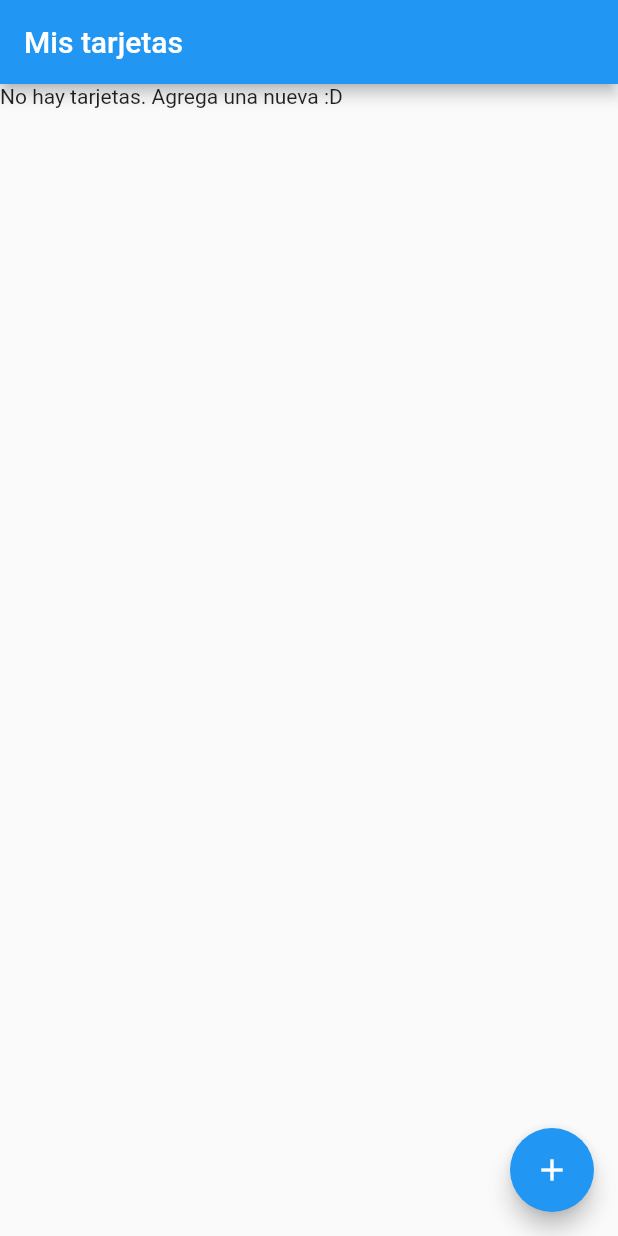
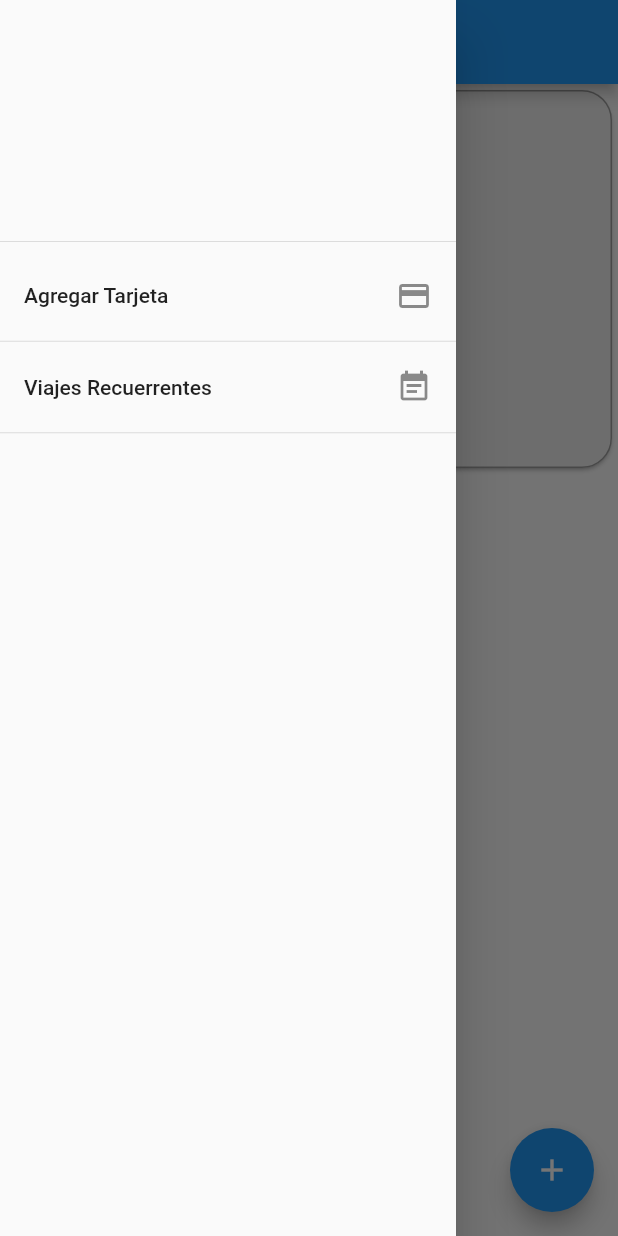
Before and after one commit to ricardo-arana/saldocontrol, a Flutter app: the screen it shows after launch, with the side drawer open (before the commit the screen has no drawer), on a phone screen of 412 x 824 dp. Run offline on Flutter 3.47's test engine with Material 2 defaults, Android fonts, the phone set to English and light mode, and no system bars; our stand-ins replace carousel_slider, datetime_picker_formfield, sqflite; missing offline and left inert: android_alarm_manager; accounts and stored records are empty.

Commit message:
se crea pantalla para agregar debitos automaticos

```diff
--- a/lib/myWidgets/PassCards.dart
+++ b/lib/myWidgets/PassCards.dart
@@ -55,7 +55,32 @@ class _PassCardsState extends State<PassCards> {
 
       return carouselSlider;
     } else {
-      return Text("No hay tarjetas. Agrega una nueva :D");
+      return SizedBox(
+        height: 200,
+        width: MediaQuery.of(context).size.width,
+        child: Card(
+          shape: RoundedRectangleBorder(
+            borderRadius: BorderRadius.circular(20.0),
+            side: BorderSide(width: 1, color: Colors.grey),
+          ),
+          color: Colors.grey[200],
+          child: Center(
+            child: Container(
+              child: Column(
+                mainAxisAlignment: MainAxisAlignment.center,
+                crossAxisAlignment: CrossAxisAlignment.center,
+                children: <Widget>[
+                  Icon(
+                    Icons.add_circle_outline,
+                    size: 50,
+                  ),
+                  Text("Agrega una nueva tarjeta")
+                ],
+              ),
+            ),
+          ),
+        ),
+      );
     }
   }
 
--- a/lib/screams/home.dart
+++ b/lib/screams/home.dart
@@ -3,6 +3,7 @@ import 'package:saldocontrol/model/PassCardModel.dart';
 import 'package:saldocontrol/myWidgets/Loading.dart';
 import 'package:saldocontrol/myWidgets/PassCards.dart';
 import 'package:saldocontrol/repository/repository_service_tarjetadb.dart';
+import 'package:saldocontrol/screams/AddRecordatorio.dart';
 import 'package:saldocontrol/screams/AddTarjeta.dart';
 
 class Home extends StatefulWidget {
@@ -42,6 +43,30 @@ class _HomeState extends State<Home> {
   Widget build(BuildContext context) {
     return Scaffold(
       appBar: AppBar(title: Text("Mis tarjetas"),),
+      drawer: Drawer(
+        child: ListView(
+          children: <Widget>[
+            DrawerHeader(child: Material(),),
+            ListTile(
+              title: Text("Agregar Tarjeta"),
+              trailing: Icon(Icons.credit_card),
+              onTap: ()=> _showDialog(context),
+            ),
+            Divider(height: 5.0,),
+            ListTile(
+              title: Text("Viajes Recuerrentes"),
+              trailing: Icon(Icons.event_note),
+              onTap: (){
+                Navigator.push(
+                  context,
+                  MaterialPageRoute(builder: (context) => AddRecordatorio()),
+                );
+              },
+            ),
+            Divider(height: 5.0,),
+          ],
+        ),
+      ),
       body: Container(
         child:
           Column(children: <Widget>[
--- a/pubspec.yaml
+++ b/pubspec.yaml
@@ -27,6 +27,7 @@ dependencies:
   sqflite: ^1.1.0
   carousel_slider: ^1.3.0
   android_alarm_manager: 0.4.1+6
+  datetime_picker_formfield: ^0.2.0
 
 dev_dependencies:
   flutter_test:
```
Also changed, not shown: lib/common/Constanst.dart (+9 -0 lines), lib/main.dart (+3 -5 lines), lib/model/DebitoAutoModel.dart (added, +13 -0 lines), lib/model/SemanaModel.dart (added, +22 -0 lines), lib/screams/AddAutomatic.dart (added, +172 -0 lines), lib/screams/AddRecordatorio.dart (added, +49 -0 lines), pubspec.lock, 1 other file.
